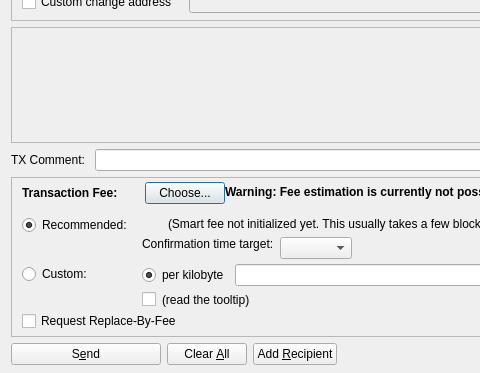
Before: the Qt Designer form src/qt/forms/sendcoinsdialog.ui in floblockchain/flo, drawn with Qt 5; both pictures show x 0 to 480 and y 153 to 526 of the 850 by 526 pixel window.
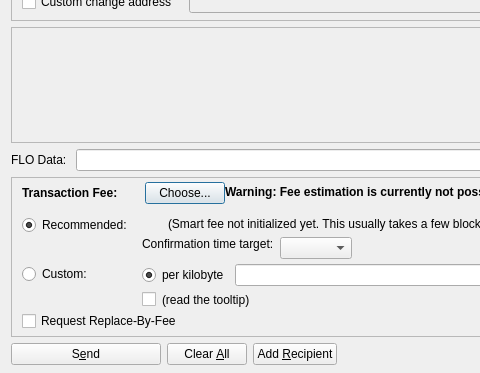
After: the same form once the commit is applied. Icons and pictures are not drawn. Custom widgets are drawn as their Qt base class.

Commit message: txComment updated to floData

```diff
--- a/src/qt/forms/sendcoinsdialog.ui
+++ b/src/qt/forms/sendcoinsdialog.ui
@@ -633,7 +633,7 @@
      <item>
       <widget class="QLabel" name="txCommentLabel">
        <property name="text">
-        <string>TX Comment: </string>
+        <string>FLO Data: </string>
        </property>
       </widget>
      </item>
```
Left out of the diff: 4 changed lines with no effect on the pictures. The commit also changes 48 other files.
